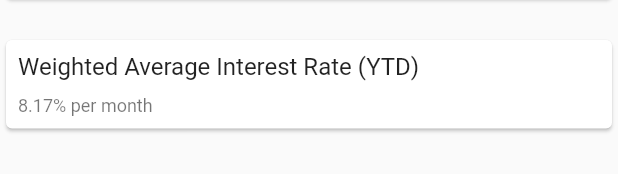
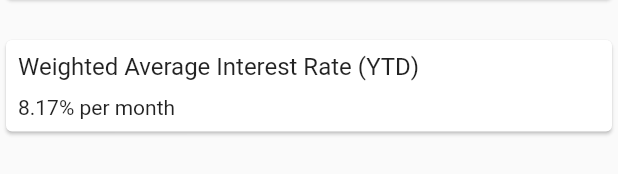
Before and after one commit to brahmikumar/vinvestor, a Flutter app: the Overview widget shown alone on an empty page, opened directly, on a phone screen of 412 x 824 dp. Shown: the part 332-506 px from the top of the screen. Run offline on Flutter 3.47's test engine with Material 2 defaults, Android fonts, the phone set to English and light mode, and no system bars.

Commit message:
changes asper the submodule

```diff
--- a/lib/src/dashboard/widgets/overview.dart
+++ b/lib/src/dashboard/widgets/overview.dart
@@ -1,4 +1,5 @@
 import 'package:flutter/material.dart';
+import 'package:vinvestor/vui/colors/colors.dart';
 
 class Overview extends StatelessWidget {
   const Overview({Key? key}) : super(key: key);
@@ -76,7 +77,7 @@ class Overview extends StatelessWidget {
                 children: [
                   Text("Weighted Average Interest Rate (YTD)", style: Theme.of(context).textTheme.subtitle1),
                   const SizedBox(height: 10,),
-                  Text("8.17% per month", style: Theme.of(context).textTheme.caption)
+                  const Text("8.17% per month", style: TextStyle(color: AppColors.colorRedPrimary))
                 ],
               ),
             ),
--- a/lib/src/dashboard/widgets/toastMessages.dart
+++ b/lib/src/dashboard/widgets/toastMessages.dart
@@ -19,10 +19,13 @@ class _ToastMessagesDemoState extends State<ToastMessagesDemo> {
       child: Column(
         children: [
           const SizedBox(height: 20,),
+
           AppTextButton("Snack Bar", (){ ToastMessage.snackBarMessage(context, "Test Snack Bar"); }),
           const SizedBox(height: 20,),
+
           AppOutlinedButton("Error Message Snack Bar", (){ ToastMessage.errorSnackBar(context, "Something Went Wrong Please Try Again Later"); }),
           const SizedBox(height: 20,),
+
           VButton("Action Snack Bar", (){ ToastMessage.actionSnackBar(context, "Live Facilities Are Available", "Goto Facilities", (){Navigator.pushNamed(context, "/liveFacilities");}); }),
           const SizedBox(height: 40,),
         ],
```
